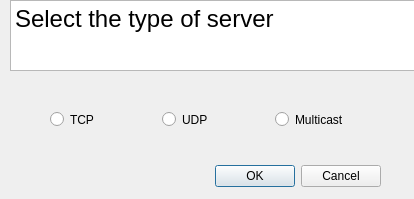
Qt form FuzzyPlayer/serversettingsdialog.ui (rbellido-ut/fuzzy-hipster) before a commit.
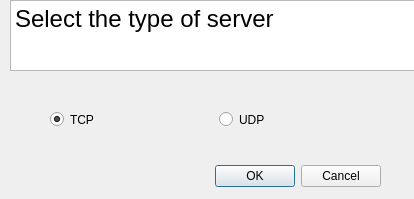
The same form after that commit.

Commit message: server settings dialog box now calls server functions

Patch:
```diff
--- a/FuzzyPlayer/serversettingsdialog.ui
+++ b/FuzzyPlayer/serversettingsdialog.ui
@@ -49,7 +49,7 @@
 &lt;p style=&quot; margin-top:0px; margin-bottom:0px; margin-left:0px; margin-right:0px; -qt-block-indent:0; text-indent:0px;&quot;&gt;&lt;span style=&quot; font-size:18pt;&quot;&gt;Select the type of server&lt;/span&gt;&lt;/p&gt;&lt;/body&gt;&lt;/html&gt;</string>
    </property>
   </widget>
-  <widget class="QWidget" name="">
+  <widget class="QWidget" name="layoutWidget">
    <property name="geometry">
     <rect>
      <x>50</x>
@@ -64,6 +64,9 @@
       <property name="text">
        <string>TCP</string>
       </property>
+      <property name="checked">
+       <bool>true</bool>
+      </property>
      </widget>
     </item>
     <item>
@@ -73,13 +76,6 @@
       </property>
      </widget>
     </item>
-    <item>
-     <widget class="QRadioButton" name="MulticastRadio">
-      <property name="text">
-       <string>Multicast</string>
-      </property>
-     </widget>
-    </item>
    </layout>
   </widget>
  </widget>
```
The commit also changes 7 other files.
